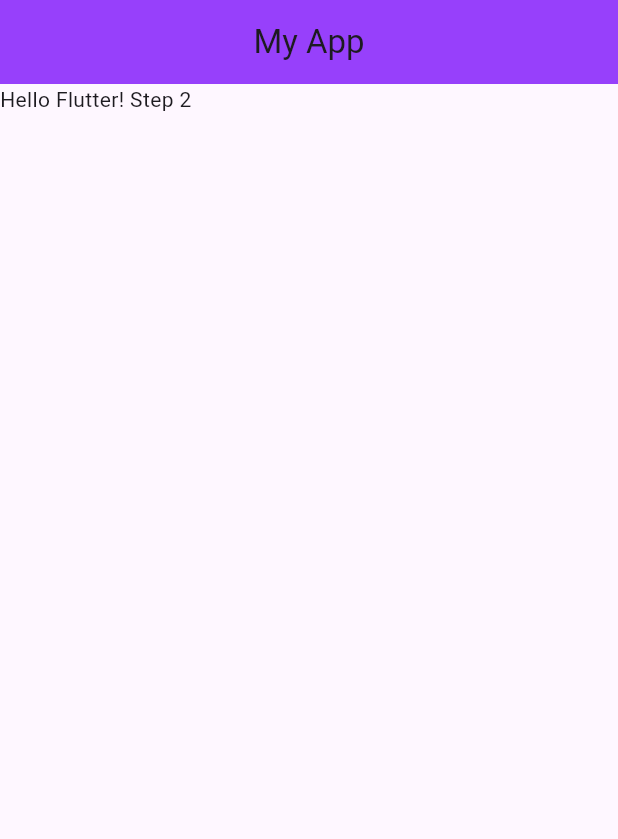
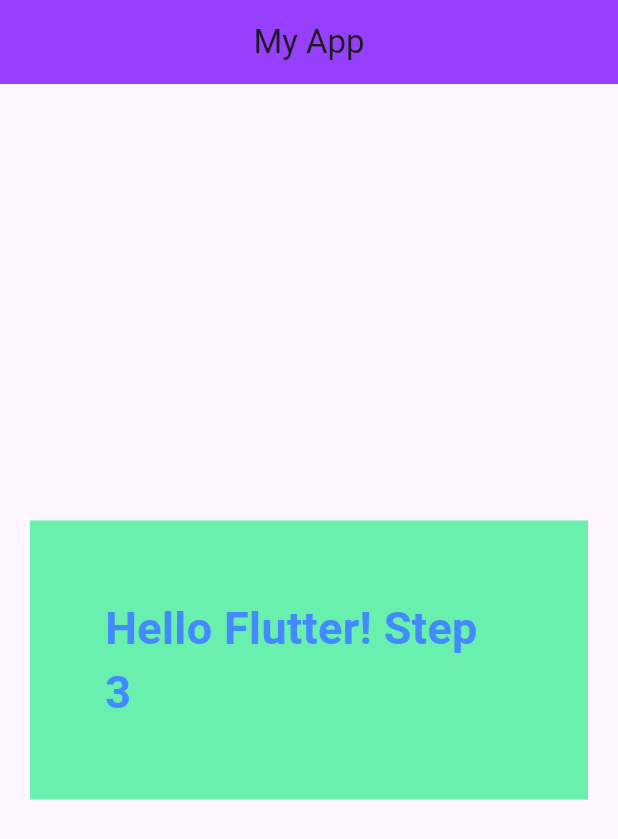
Before and after one commit to Tanusdech/learn_flutter_67_1, a Flutter app: the screen it shows after launch, on a phone screen of 412 x 824 dp. Shown: the top 839 px of the screen. Run offline on Flutter 3.47's test engine with Material 3 defaults, Android fonts, the light colour scheme and no system bars.

Commit message:
Step 3: Container Widget

```diff
--- a/lib/main.dart
+++ b/lib/main.dart
@@ -26,6 +26,21 @@
 
   @override
   Widget build(BuildContext context) {
-    return Text("Hello Flutter! Step 2");
+    // return Text("Hello Flutter! Step 2");
+    return Center(
+      child: Container(
+        color: Colors.greenAccent,
+        margin: EdgeInsets.symmetric(horizontal: 20, vertical: 10),
+        padding: EdgeInsets.all(50),
+        child: Text(
+          "Hello Flutter! Step 3",
+          style: TextStyle(
+            fontSize: 30,
+            color: Colors.blueAccent,
+            fontWeight: FontWeight.bold,
+          ),
+        ),
+      ),
+    );
   }
 }
```
